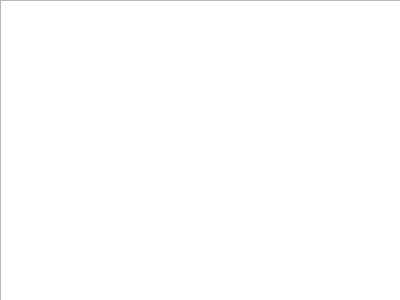
Before: the Qt Designer form menuinicio.ui in badfaceaxel/Proyecto-Final, drawn with Qt 5.
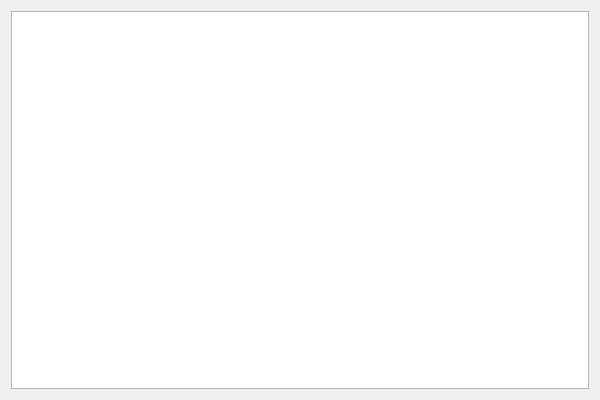
After: the same form once the commit is applied.

Commit message: 1) Se ajusto la imagen de fondo en el menu de inicio al ejecutar el juego y se ajusto para que cuando se maximize la ventana no se desajuste 2) Se realizaron algunas pruebas para colocar el titulo del juego pero por ahora sin exito asi que se dejaron como comentarios.

What changed in the file:
```diff
--- a/menuinicio.ui
+++ b/menuinicio.ui
@@ -6,23 +6,18 @@
    <rect>
     <x>0</x>
     <y>0</y>
-    <width>400</width>
-    <height>300</height>
+    <width>600</width>
+    <height>400</height>
    </rect>
   </property>
   <property name="windowTitle">
    <string>Form</string>
   </property>
-  <widget class="QGraphicsView" name="graphicsView">
-   <property name="geometry">
-    <rect>
-     <x>0</x>
-     <y>0</y>
-     <width>401</width>
-     <height>301</height>
-    </rect>
-   </property>
-  </widget>
+  <layout class="QGridLayout" name="gridLayout">
+   <item row="0" column="0">
+    <widget class="QGraphicsView" name="graphicsView"/>
+   </item>
+  </layout>
  </widget>
  <resources/>
  <connections/>
```
The commit also changes 2 other files.
